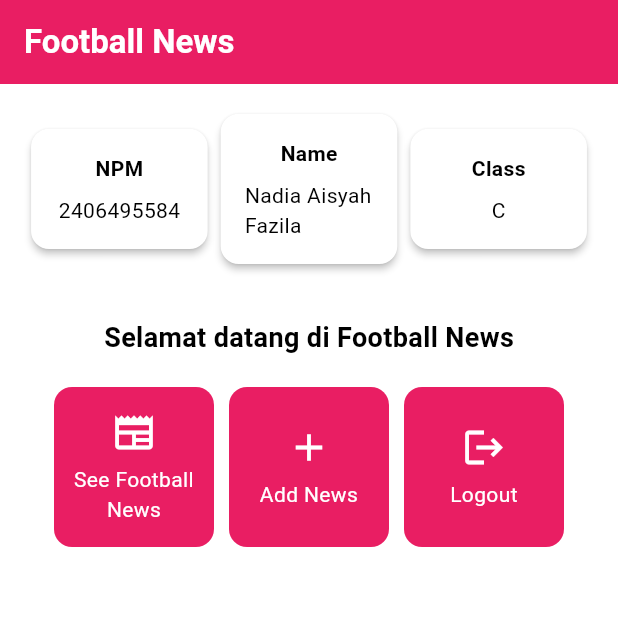
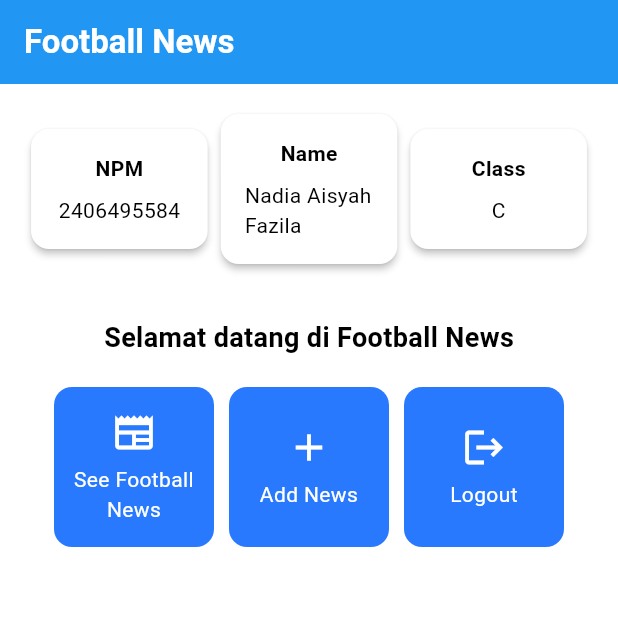
Before and after one commit to applepiesss/football-news-mobile, a Flutter app: the screen it shows after launch, on a phone screen of 412 x 824 dp, the top half of it. Run offline on Flutter 3.47's test engine with Material 3 defaults, Android fonts, the phone set to English and light mode, and no system bars.

Commit message:
Changed to blue as in the tutorial 6

```diff
--- a/lib/main.dart
+++ b/lib/main.dart
@@ -29,8 +29,8 @@ class MyApp extends StatelessWidget {
         //
         // This works for code too, not just values: Most code changes can be
         // tested with just a hot reload.
-        colorScheme: ColorScheme.fromSwatch(primarySwatch: Colors.pink)
-        .copyWith(secondary: Colors.pinkAccent[50]),
+        colorScheme: ColorScheme.fromSwatch(primarySwatch: Colors.blue)
+        .copyWith(secondary: Colors.blueAccent[400]),
       ),
       home: MyHomePage(),
     );
```
